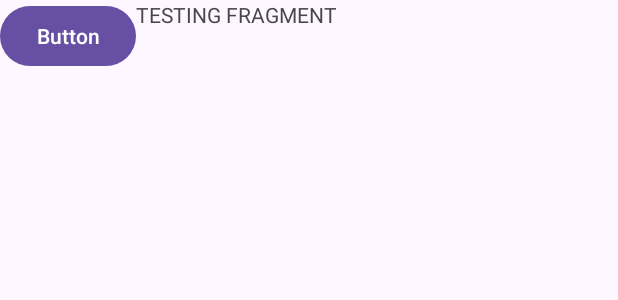
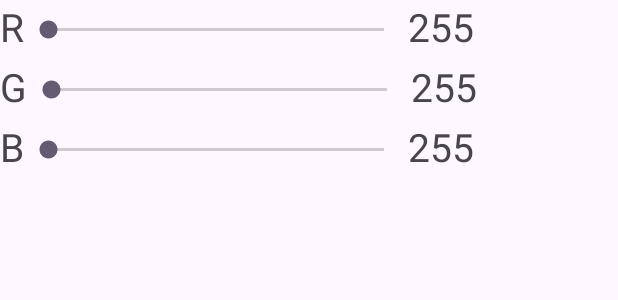
Before and after one commit to CS4530-S024/android-drawing-project-movie-theater-popcorn, an Android app: the layout fragment_color_select.xml on its own in the app's theme, with its tools: preview values and no code run, on a phone screen of 412 x 824 dp. Shown: the top 300 px of the screen. Run offline under Robolectric (Android 15) with nearby library versions, the phone set to English and light mode, and no system bars.

Commit message:
Update fragment_color_select.xml
Created basic layout for color selection sliders

```diff
--- a/DrawingApp/app/src/main/res/layout/fragment_color_select.xml
+++ b/DrawingApp/app/src/main/res/layout/fragment_color_select.xml
@@ -2,24 +2,87 @@
 <LinearLayout xmlns:android="http://schemas.android.com/apk/res/android"
     xmlns:app="http://schemas.android.com/apk/res-auto"
     xmlns:tools="http://schemas.android.com/tools"
-    android:layout_width="wrap_content"
-    android:layout_height="wrap_content">
+    android:layout_width="350dp"
+    android:layout_height="150dp"
+    android:orientation="vertical">
 
-    <Button
-        android:id="@+id/button3"
-        android:layout_width="match_parent"
-        android:layout_height="match_parent"
-        android:layout_weight="1"
-        android:text="Button" />
+    <LinearLayout
+        android:layout_width="350dp"
+        android:layout_height="wrap_content"
+        android:orientation="horizontal">
 
-    <TextView
-        android:id="@+id/textView"
-        android:layout_width="match_parent"
-        android:layout_height="match_parent"
-        android:layout_marginStart="0dp"
-        android:layout_marginTop="0dp"
-        android:layout_marginEnd="0dp"
-        android:layout_marginBottom="0dp"
-        android:text="TESTING FRAGMENT" />
+        <TextView
+            android:id="@+id/redSeekBarLabel"
+            android:layout_width="wrap_content"
+            android:layout_height="wrap_content"
+            android:text="R"
+            android:textSize="26dp" />
+
+        <SeekBar
+            android:id="@+id/redSeekBar"
+            android:layout_width="256dp"
+            android:layout_height="40dp"
+            android:max="255" />
+
+        <TextView
+            android:id="@+id/redSeekBarValue"
+            android:layout_width="wrap_content"
+            android:layout_height="wrap_content"
+            android:text="255"
+            android:textSize="26dp" />
+
+    </LinearLayout>
+
+    <LinearLayout
+        android:layout_width="350dp"
+        android:layout_height="wrap_content"
+        android:orientation="horizontal">
+
+        <TextView
+            android:id="@+id/greenSeekBarLabel"
+            android:layout_width="wrap_content"
+            android:layout_height="wrap_content"
+            android:text="G"
+            android:textSize="26dp" />
+
+        <SeekBar
+            android:id="@+id/greenSeekBar"
+            android:layout_width="256dp"
+            android:layout_height="40dp"
+            android:max="255" />
+
+        <TextView
+            android:id="@+id/greenSeekBarValue"
+            android:layout_width="wrap_content"
+            android:layout_height="wrap_content"
+            android:text="255"
+            android:textSize="26dp" />
+    </LinearLayout>
+
+    <LinearLayout
+        android:layout_width="350dp"
+        android:layout_height="wrap_content"
+        android:orientation="horizontal">
+
+        <TextView
+            android:id="@+id/blueSeekBarLabel"
+            android:layout_width="wrap_content"
+            android:layout_height="wrap_content"
+            android:text="B"
+            android:textSize="26dp" />
+
+        <SeekBar
+            android:id="@+id/blueSeekBar"
+            android:layout_width="256dp"
+            android:layout_height="40dp"
+            android:max="255" />
+
+        <TextView
+            android:id="@+id/blueSeekBarValue"
+            android:layout_width="wrap_content"
+            android:layout_height="wrap_content"
+            android:text="255"
+            android:textSize="26dp" />
+    </LinearLayout>
 
 </LinearLayout>
```
